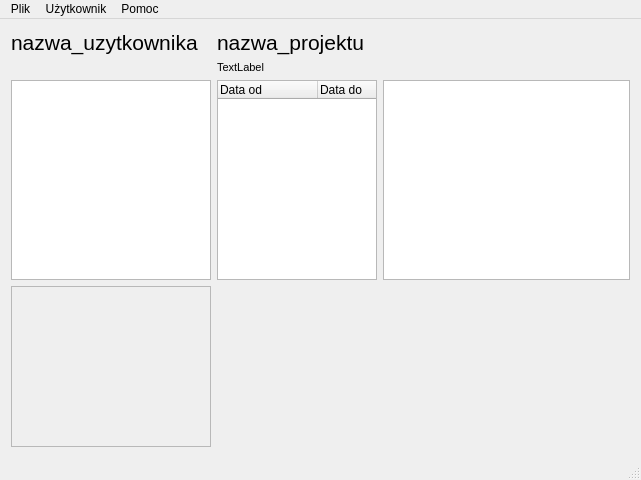
Old version of the form oknoglowne.ui in the repository twardakm/zarzadzanie_projektami.
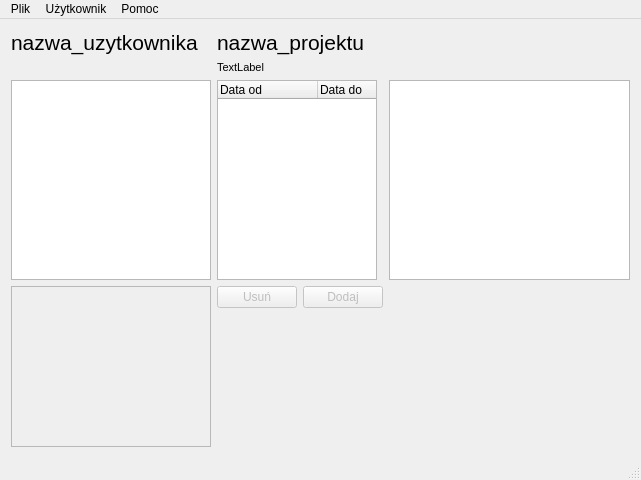
New version of the form.

```diff
--- a/oknoglowne.ui
+++ b/oknoglowne.ui
@@ -34,7 +34,7 @@
   <widget class="QWidget" name="centralWidget">
    <layout class="QVBoxLayout" name="verticalLayout_2">
     <item>
-     <layout class="QGridLayout" name="gridLayout" columnstretch="0,0,5">
+     <layout class="QGridLayout" name="gridLayout" columnstretch="0,0,0">
       <property name="sizeConstraint">
        <enum>QLayout::SetDefaultConstraint</enum>
       </property>
@@ -187,6 +187,30 @@
         </property>
        </widget>
       </item>
+      <item row="3" column="1">
+       <layout class="QFormLayout" name="formLayout">
+        <item row="1" column="0">
+         <widget class="QPushButton" name="usun_przycisk">
+          <property name="enabled">
+           <bool>false</bool>
+          </property>
+          <property name="text">
+           <string>Usuń</string>
+          </property>
+         </widget>
+        </item>
+        <item row="1" column="1">
+         <widget class="QPushButton" name="dodaj_przycisk">
+          <property name="enabled">
+           <bool>false</bool>
+          </property>
+          <property name="text">
+           <string>Dodaj</string>
+          </property>
+         </widget>
+        </item>
+       </layout>
+      </item>
      </layout>
     </item>
    </layout>
```
